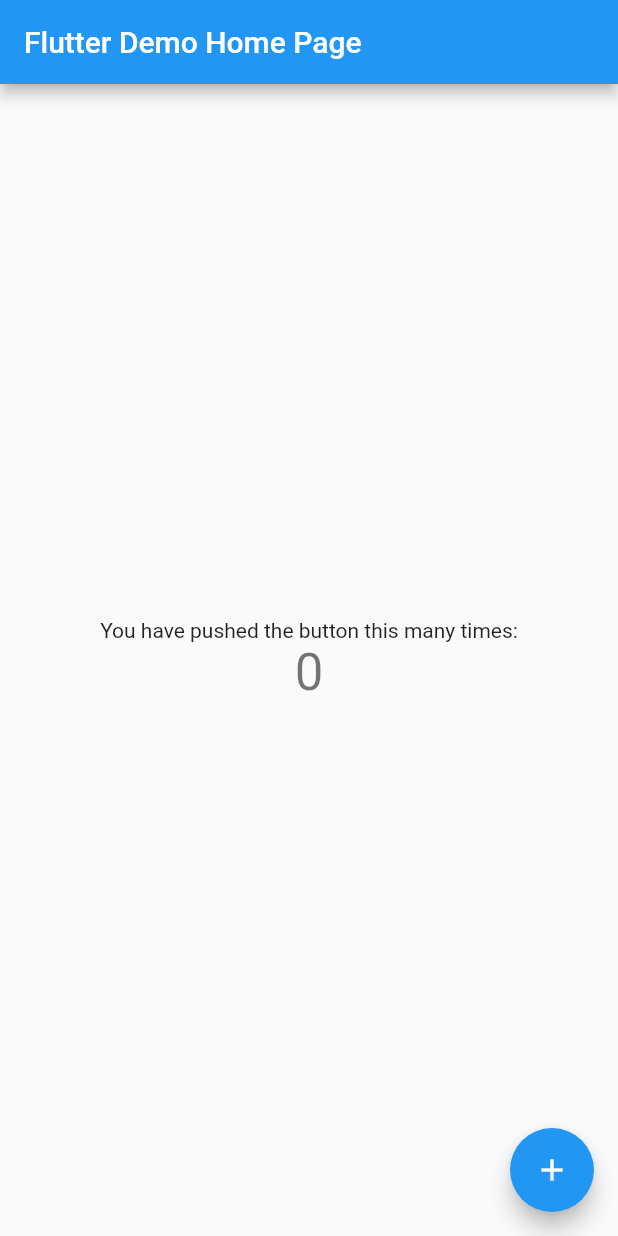
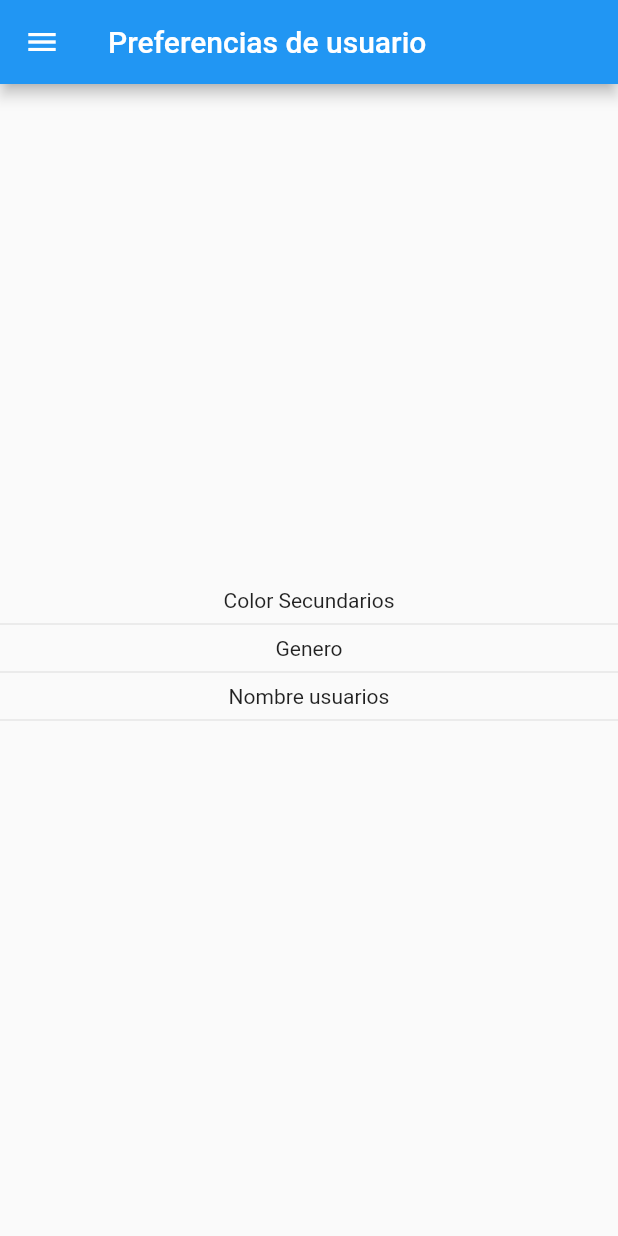
Before and after one commit to DentVega/Flutter-Preferencias-de-usuario, a Flutter app: the screen it shows after launch, on a phone screen of 412 x 824 dp. Run offline on Flutter 3.47's test engine with Material 2 defaults, Android fonts, the phone set to English and light mode, and no system bars.

```diff
--- a/lib/main.dart
+++ b/lib/main.dart
@@ -1,111 +1,26 @@
 import 'package:flutter/material.dart';
+import 'package:preferenciasusuarioapp/src/pages/home_page.dart';
+import 'package:preferenciasusuarioapp/src/pages/settings_page.dart';
 
 void main() => runApp(MyApp());
 
 class MyApp extends StatelessWidget {
-  // This widget is the root of your application.
+
+
+
   @override
   Widget build(BuildContext context) {
     return MaterialApp(
-      title: 'Flutter Demo',
+      debugShowCheckedModeBanner: false,
+      title: 'Preferencias',
       theme: ThemeData(
-        // This is the theme of your application.
-        //
-        // Try running your application with "flutter run". You'll see the
-        // application has a blue toolbar. Then, without quitting the app, try
-        // changing the primarySwatch below to Colors.green and then invoke
-        // "hot reload" (press "r" in the console where you ran "flutter run",
-        // or simply save your changes to "hot reload" in a Flutter IDE).
-        // Notice that the counter didn't reset back to zero; the application
-        // is not restarted.
         primarySwatch: Colors.blue,
       ),
-      home: MyHomePage(title: 'Flutter Demo Home Page'),
+      initialRoute: HomePage.routeName,
+      routes: {
+        HomePage.routeName: (BuildContext context) => HomePage(),
+        SettingsPage.routeName: (BuildContext context) => SettingsPage(),
+      },
     );
   }
 }
-
-class MyHomePage extends StatefulWidget {
-  MyHomePage({Key key, this.title}) : super(key: key);
-
-  // This widget is the home page of your application. It is stateful, meaning
-  // that it has a State object (defined below) that contains fields that affect
-  // how it looks.
-
-  // This class is the configuration for the state. It holds the values (in this
-  // case the title) provided by the parent (in this case the App widget) and
-  // used by the build method of the State. Fields in a Widget subclass are
-  // always marked "final".
-
-  final String title;
-
-  @override
-  _MyHomePageState createState() => _MyHomePageState();
-}
-
-class _MyHomePageState extends State<MyHomePage> {
-  int _counter = 0;
-
-  void _incrementCounter() {
-    setState(() {
-      // This call to setState tells the Flutter framework that something has
-      // changed in this State, which causes it to rerun the build method below
-      // so that the display can reflect the updated values. If we changed
-      // _counter without calling setState(), then the build method would not be
-      // called again, and so nothing would appear to happen.
-      _counter++;
-    });
-  }
-
-  @override
-  Widget build(BuildContext context) {
-    // This method is rerun every time setState is called, for instance as done
-    // by the _incrementCounter method above.
-    //
-    // The Flutter framework has been optimized to make rerunning build methods
-    // fast, so that you can just rebuild anything that needs updating rather
-    // than having to individually change instances of widgets.
-    return Scaffold(
-      appBar: AppBar(
-        // Here we take the value from the MyHomePage object that was created by
-        // the App.build method, and use it to set our appbar title.
-        title: Text(widget.title),
-      ),
-      body: Center(
-        // Center is a layout widget. It takes a single child and positions it
-        // in the middle of the parent.
-        child: Column(
-          // Column is also a layout widget. It takes a list of children and
-          // arranges them vertically. By default, it sizes itself to fit its
-          // children horizontally, and tries to be as tall as its parent.
-          //
-          // Invoke "debug painting" (press "p" in the console, choose the
-          // "Toggle Debug Paint" action from the Flutter Inspector in Android
-          // Studio, or the "Toggle Debug Paint" command in Visual Studio Code)
-          // to see the wireframe for each widget.
-          //
-          // Column has various properties to control how it sizes itself and
-          // how it positions its children. Here we use mainAxisAlignment to
-          // center the children vertically; the main axis here is the vertical
-          // axis because Columns are vertical (the cross axis would be
-          // horizontal).
-          mainAxisAlignment: MainAxisAlignment.center,
-          children: <Widget>[
-            Text(
-              'You have pushed the button this many times:',
-            ),
-            Text(
-              '$_counter',
-              style: Theme.of(context).textTheme.display1,
-            ),
-          ],
-        ),
-      ),
-      floatingActionButton: FloatingActionButton(
-        onPressed: _incrementCounter,
-        tooltip: 'Increment',
-        child: Icon(Icons.add),
-      ), // This trailing comma makes auto-formatting nicer for build methods.
-    );
-  }
-}
--- /dev/null
+++ b/lib/src/pages/home_page.dart
@@ -0,0 +1,69 @@
+import 'package:flutter/material.dart';
+import 'package:preferenciasusuarioapp/src/pages/settings_page.dart';
+
+class HomePage extends StatelessWidget {
+  static final String routeName = 'home';
+
+  @override
+  Widget build(BuildContext context) {
+    return Scaffold(
+      appBar: AppBar(
+        title: Text('Preferencias de usuario'),
+      ),
+      drawer: _crearMenu(context),
+      body: Column(
+        mainAxisAlignment: MainAxisAlignment.center,
+        children: <Widget>[
+          Text('Color Secundarios'),
+          Divider(),
+          Text('Genero'),
+          Divider(),
+          Text('Nombre usuarios'),
+          Divider(),
+        ],
+      ),
+    );
+  }
+
+  Drawer _crearMenu(BuildContext context) {
+    return Drawer(
+      child: ListView(
+        padding: EdgeInsets.zero,
+        children: <Widget>[
+          DrawerHeader(
+            child: Container(),
+            decoration: BoxDecoration(
+                image: DecorationImage(
+                    image: AssetImage('assets/menu-img.jpg'),
+                    fit: BoxFit.cover)),
+          ),
+          ListTile(
+            leading: Icon(Icons.pages, color: Colors.blue,),
+            title: Text('Home'),
+            onTap: () {
+              Navigator.pushReplacementNamed(context, HomePage.routeName);
+            },
+          ),
+          ListTile(
+            leading: Icon(Icons.party_mode, color: Colors.blue,),
+            title: Text('Party Mode'),
+            onTap: () {},
+          ),
+          ListTile(
+            leading: Icon(Icons.people, color: Colors.blue,),
+            title: Text('People'),
+            onTap: () {},
+          ),
+          ListTile(
+            leading: Icon(Icons.settings, color: Colors.blue,),
+            title: Text('Settings'),
+            onTap: () {
+//              Navigator.pop(context);
+              Navigator.pushReplacementNamed(context, SettingsPage.routeName);
+            },
+          ),
+        ],
+      ),
+    );
+  }
+}
--- /dev/null
+++ b/lib/src/pages/settings_page.dart
@@ -0,0 +1,18 @@
+import 'package:flutter/material.dart';
+
+class SettingsPage extends StatelessWidget {
+
+  static final String routeName = 'settings';
+
+  @override
+  Widget build(BuildContext context) {
+    return Scaffold(
+      appBar: AppBar(
+        title: Text('Ajustes'),
+      ),
+      body: Center(
+        child: Text('AjustesPage'),
+      ),
+    );
+  }
+}
--- a/pubspec.yaml
+++ b/pubspec.yaml
@@ -41,8 +41,8 @@ flutter:
   uses-material-design: true
 
   # To add assets to your application, add an assets section, like this:
-  # assets:
-  #  - images/a_dot_burr.jpeg
+  assets:
+   - assets/
   #  - images/a_dot_ham.jpeg
 
   # An image asset can refer to one or more resolution-specific "variants", see
```
Also changed, not shown: assets/menu-img.jpg (added).
